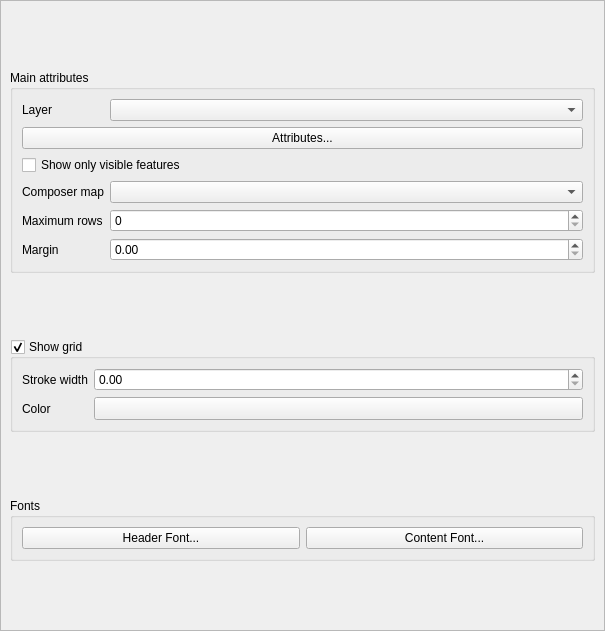
First picture: the form in src/ui/qgscomposertablewidgetbase.ui, repository carsmie/QGIS, before the edit.
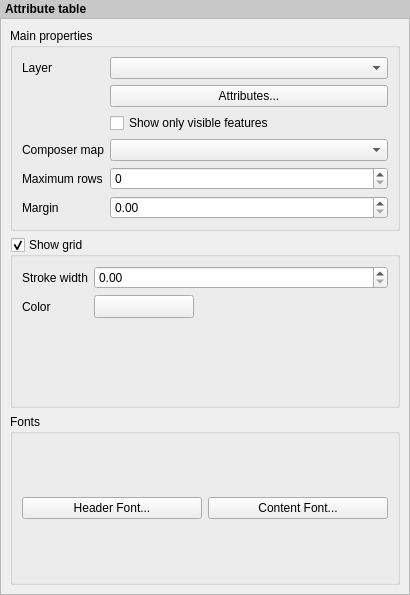
Second picture: the form after the edit. Custom widgets are drawn as their Qt base class.

Patch:
```diff
--- a/src/ui/qgscomposertablewidgetbase.ui
+++ b/src/ui/qgscomposertablewidgetbase.ui
@@ -6,17 +6,36 @@
    <rect>
     <x>0</x>
     <y>0</y>
-    <width>605</width>
-    <height>631</height>
+    <width>410</width>
+    <height>595</height>
    </rect>
   </property>
   <property name="windowTitle">
    <string>Form</string>
   </property>
   <layout class="QVBoxLayout" name="verticalLayout">
+   <property name="spacing">
+    <number>0</number>
+   </property>
    <property name="margin">
     <number>0</number>
    </property>
+   <item>
+    <widget class="QLabel" name="label">
+     <property name="sizePolicy">
+      <sizepolicy hsizetype="Preferred" vsizetype="Maximum">
+       <horstretch>0</horstretch>
+       <verstretch>0</verstretch>
+      </sizepolicy>
+     </property>
+     <property name="styleSheet">
+      <string notr="true">padding: 2px; font-weight: bold; background-color: rgb(200, 200, 200);</string>
+     </property>
+     <property name="text">
+      <string>Attribute table</string>
+     </property>
+    </widget>
+   </item>
    <item>
     <widget class="QScrollArea" name="scrollArea">
      <property name="widgetResizable">
@@ -27,21 +46,15 @@
        <rect>
         <x>0</x>
         <y>0</y>
-        <width>603</width>
-        <height>629</height>
+        <width>408</width>
+        <height>573</height>
        </rect>
       </property>
       <layout class="QVBoxLayout" name="mainLayout">
        <item>
         <widget class="QgsCollapsibleGroupBoxBasic" name="groupBox">
-         <property name="sizePolicy">
-          <sizepolicy hsizetype="Preferred" vsizetype="Maximum">
-           <horstretch>0</horstretch>
-           <verstretch>0</verstretch>
-          </sizepolicy>
-         </property>
          <property name="title">
-          <string>Main attributes</string>
+          <string>Main properties</string>
          </property>
          <property name="syncGroup" stdset="0">
           <string notr="true">composeritem</string>
@@ -50,70 +63,88 @@
           <bool>false</bool>
          </property>
          <layout class="QFormLayout" name="formLayout_2">
-          <item row="1" column="0">
+          <property name="fieldGrowthPolicy">
+           <enum>QFormLayout::AllNonFixedFieldsGrow</enum>
+          </property>
+          <property name="labelAlignment">
+           <set>Qt::AlignLeading|Qt::AlignLeft|Qt::AlignVCenter</set>
+          </property>
+          <item row="0" column="0">
            <widget class="QLabel" name="mLayerLabel">
             <property name="text">
              <string>Layer</string>
             </property>
+            <property name="wordWrap">
+             <bool>true</bool>
+            </property>
             <property name="buddy">
              <cstring>mLayerComboBox</cstring>
             </property>
            </widget>
           </item>
-          <item row="1" column="1">
+          <item row="0" column="1">
            <widget class="QComboBox" name="mLayerComboBox"/>
           </item>
-          <item row="2" column="0" colspan="2">
+          <item row="1" column="1">
            <widget class="QPushButton" name="mAttributesPushButton">
             <property name="text">
              <string>Attributes...</string>
             </property>
            </widget>
           </item>
-          <item row="5" column="0">
+          <item row="2" column="1">
+           <widget class="QCheckBox" name="mShowOnlyVisibleFeaturesCheckBox">
+            <property name="text">
+             <string>Show only visible features</string>
+            </property>
+           </widget>
+          </item>
+          <item row="3" column="0">
            <widget class="QLabel" name="mComposerMapLabel">
             <property name="text">
              <string>Composer map</string>
             </property>
+            <property name="wordWrap">
+             <bool>true</bool>
+            </property>
             <property name="buddy">
              <cstring>mComposerMapComboBox</cstring>
             </property>
            </widget>
           </item>
-          <item row="5" column="1">
+          <item row="3" column="1">
            <widget class="QComboBox" name="mComposerMapComboBox"/>
           </item>
-          <item row="3" column="0" colspan="2">
-           <widget class="QCheckBox" name="mShowOnlyVisibleFeaturesCheckBox">
-            <property name="text">
-             <string>Show only visible features</string>
-            </property>
-           </widget>
-          </item>
-          <item row="6" column="0">
+          <item row="4" column="0">
            <widget class="QLabel" name="mMaxNumFeaturesLabel">
             <property name="text">
              <string>Maximum rows</string>
             </property>
+            <property name="wordWrap">
+             <bool>true</bool>
+            </property>
             <property name="buddy">
              <cstring>mMaximumColumnsSpinBox</cstring>
             </property>
            </widget>
           </item>
-          <item row="6" column="1">
+          <item row="4" column="1">
            <widget class="QSpinBox" name="mMaximumColumnsSpinBox"/>
           </item>
-          <item row="7" column="0">
+          <item row="5" column="0">
            <widget class="QLabel" name="mMarginLabel">
             <property name="text">
              <string>Margin</string>
             </property>
+            <property name="wordWrap">
+             <bool>true</bool>
+            </property>
             <property name="buddy">
              <cstring>mMarginSpinBox</cstring>
             </property>
            </widget>
           </item>
-          <item row="7" column="1">
+          <item row="5" column="1">
            <widget class="QDoubleSpinBox" name="mMarginSpinBox"/>
           </item>
          </layout>
@@ -121,12 +152,6 @@
        </item>
        <item>
         <widget class="QgsCollapsibleGroupBoxBasic" name="mShowGridGroupCheckBox">
-         <property name="sizePolicy">
-          <sizepolicy hsizetype="Preferred" vsizetype="Maximum">
-           <horstretch>0</horstretch>
-           <verstretch>0</verstretch>
-          </sizepolicy>
-         </property>
          <property name="title">
           <string>Show grid</string>
          </property>
@@ -143,11 +168,17 @@
           <property name="fieldGrowthPolicy">
            <enum>QFormLayout::AllNonFixedFieldsGrow</enum>
           </property>
+          <property name="labelAlignment">
+           <set>Qt::AlignLeading|Qt::AlignLeft|Qt::AlignVCenter</set>
+          </property>
           <item row="0" column="0">
            <widget class="QLabel" name="mGridStrokeWidthLabel">
             <property name="text">
              <string>Stroke width</string>
             </property>
+            <property name="wordWrap">
+             <bool>true</bool>
+            </property>
             <property name="buddy">
              <cstring>mGridStrokeWidthSpinBox</cstring>
             </property>
@@ -161,6 +192,9 @@
             <property name="text">
              <string>Color</string>
             </property>
+            <property name="wordWrap">
+             <bool>true</bool>
+            </property>
             <property name="buddy">
              <cstring>mGridColorButton</cstring>
             </property>
@@ -174,6 +208,12 @@
               <verstretch>0</verstretch>
              </sizepolicy>
             </property>
+            <property name="maximumSize">
+             <size>
+              <width>100</width>
+              <height>16777215</height>
+             </size>
+            </property>
             <property name="text">
              <string/>
             </property>
@@ -184,12 +224,6 @@
        </item>
        <item>
         <widget class="QgsCollapsibleGroupBoxBasic" name="groupBox_3">
-         <property name="sizePolicy">
-          <sizepolicy hsizetype="Preferred" vsizetype="Maximum">
-           <horstretch>0</horstretch>
-           <verstretch>0</verstretch>
-          </sizepolicy>
-         </property>
          <property name="title">
           <string>Fonts</string>
          </property>
@@ -224,17 +258,17 @@
   </layout>
  </widget>
  <customwidgets>
-  <customwidget>
-   <class>QgsColorButton</class>
-   <extends>QToolButton</extends>
-   <header>qgscolorbutton.h</header>
-  </customwidget>
   <customwidget>
    <class>QgsCollapsibleGroupBoxBasic</class>
    <extends>QGroupBox</extends>
    <header location="global">qgscollapsiblegroupbox.h</header>
    <container>1</container>
   </customwidget>
+  <customwidget>
+   <class>QgsColorButton</class>
+   <extends>QToolButton</extends>
+   <header>qgscolorbutton.h</header>
+  </customwidget>
  </customwidgets>
  <resources/>
  <connections/>
```
Left out of the diff: 4 changed lines with no effect on the pictures.
